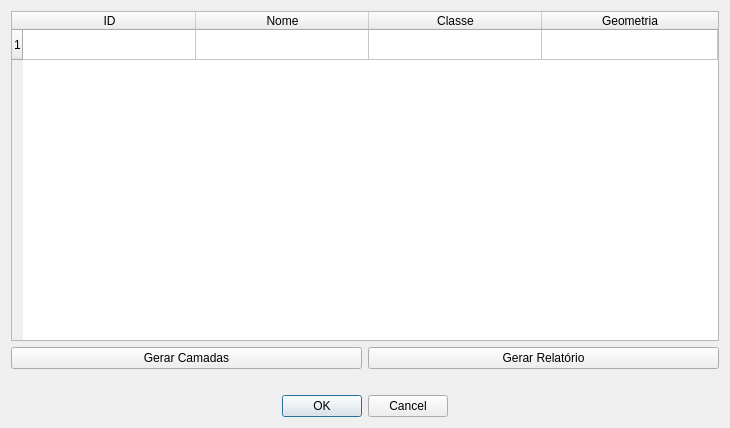
First picture: the form in queryDataBase/resultQuery.ui, repository guilhermehrn/e-spu-consulte, before the edit.
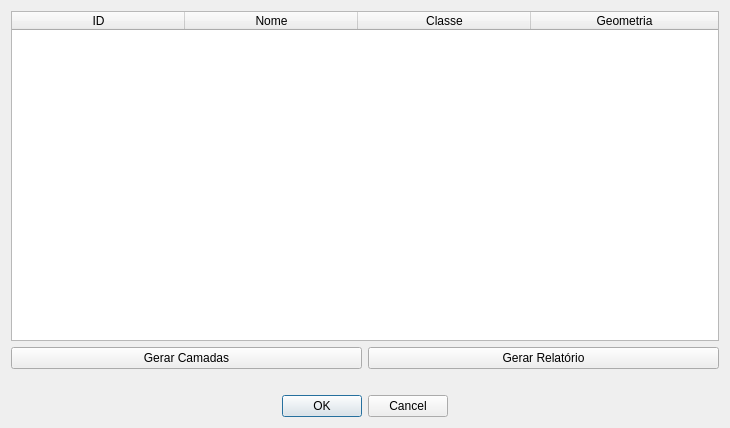
Second picture: the form after the edit.

Commit message: espondo os resultados na interface

What changed in the file:
```diff
--- a/queryDataBase/resultQuery.ui
+++ b/queryDataBase/resultQuery.ui
@@ -35,7 +35,7 @@
       <bool>false</bool>
      </property>
      <property name="rowCount">
-      <number>1</number>
+      <number>0</number>
      </property>
      <property name="columnCount">
       <number>4</number>
@@ -61,7 +61,6 @@
      <attribute name="verticalHeaderVisible">
       <bool>true</bool>
      </attribute>
-     <row/>
      <column>
       <property name="text">
        <string>ID</string>
```
The commit also changes 7 other files.
